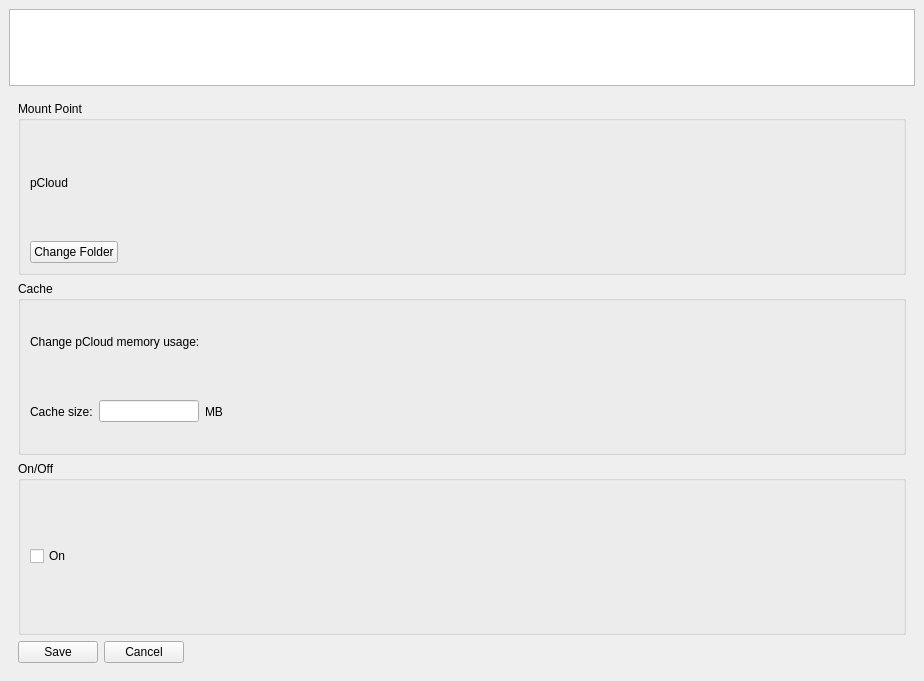
Before: the Qt Designer form pcloudwindow.ui in pcloudcom/psyncgui, drawn with Qt 5.
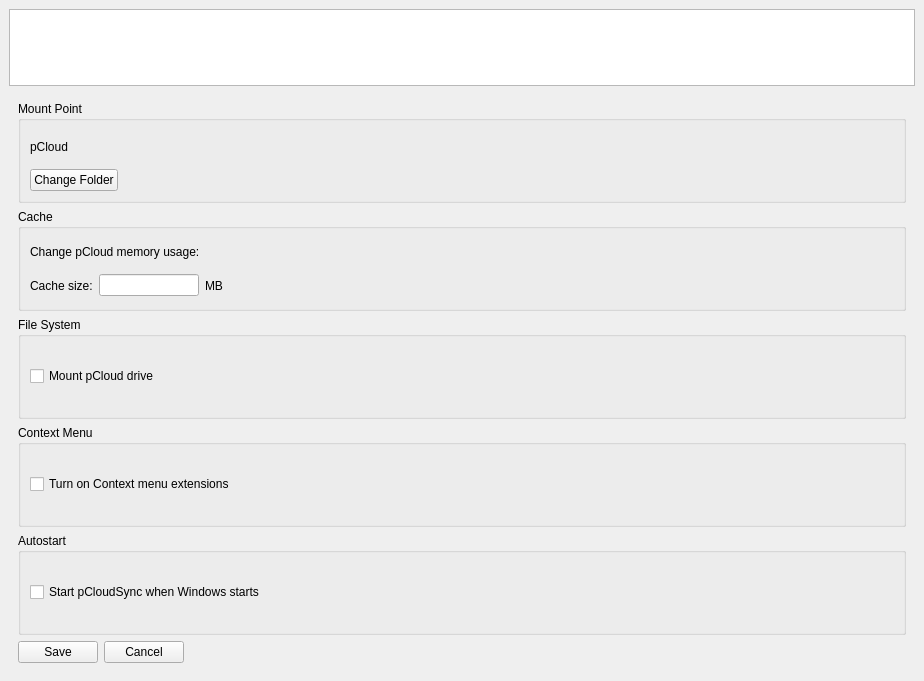
After: the same form once the commit is applied. The open tabs and pages were chosen to show the change. Icons and pictures are not drawn.

Commit message: multiselect - not to use addsyncdialog, use suggestions(which is renamed) win instead (create add new class (a pipe server) for context menu - shellext thread notifications - fix with new specification, old code commented for the moment add windows sync settings - turn off/on context menu; autostart sync settings fixes autodownload newversions new child win for suggestions, the old one is used for multiselect add settings tab - for context menu and autostart, vfs settings hidden -hiden for linux many bugs fixes

Patch:
```diff
--- a/pcloudwindow.ui
+++ b/pcloudwindow.ui
@@ -1459,13 +1459,48 @@
         <item>
          <widget class="QGroupBox" name="groupBox_startStop">
           <property name="title">
-           <string>On/Off</string>
+           <string>File System</string>
           </property>
           <layout class="QHBoxLayout" name="horizontalLayout_31">
            <item>
             <widget class="QCheckBox" name="checkBox_onoff">
              <property name="text">
-              <string>On</string>
+              <string>Mount pCloud drive</string>
+             </property>
+            </widget>
+           </item>
+          </layout>
+         </widget>
+        </item>
+        <item>
+         <widget class="QGroupBox" name="groupBoxContextMenu">
+          <property name="title">
+           <string>Context Menu</string>
+          </property>
+          <layout class="QVBoxLayout" name="verticalLayout_16">
+           <item>
+            <widget class="QCheckBox" name="checkBox_contxtMenu">
+             <property name="text">
+              <string>Turn on Context menu extensions</string>
+             </property>
+            </widget>
+           </item>
+          </layout>
+         </widget>
+        </item>
+        <item>
+         <widget class="QGroupBox" name="groupBox_autorun">
+          <property name="title">
+           <string>Autostart</string>
+          </property>
+          <layout class="QVBoxLayout" name="verticalLayout_14">
+           <item>
+            <widget class="QCheckBox" name="checkBox_autorun">
+             <property name="text">
+              <string>Start pCloudSync when Windows starts</string>
+             </property>
+             <property name="shortcut">
+              <string>Ctrl+S</string>
              </property>
             </widget>
            </item>
```
Left out of the diff: 35 changed lines with no effect on the pictures. The commit also changes 30 other files.
